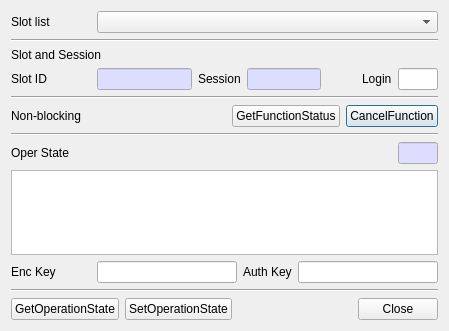
This is CryptokiMan/oper_state_dlg.ui in jykim74/CryptokiMan as Qt 5 draws it before an edit. The edited form follows.
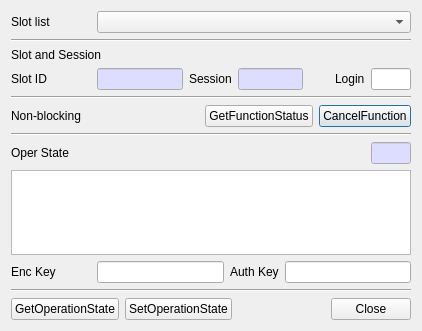
This is the edited form.

Commit message: UI 개선

What changed in the file:
```diff
--- a/CryptokiMan/oper_state_dlg.ui
+++ b/CryptokiMan/oper_state_dlg.ui
@@ -6,7 +6,7 @@
    <rect>
     <x>0</x>
     <y>0</y>
-    <width>449</width>
+    <width>418</width>
     <height>331</height>
    </rect>
   </property>
@@ -941,6 +941,12 @@
    </item>
    <item>
     <widget class="QPlainTextEdit" name="mOperationStateText">
+     <property name="minimumSize">
+      <size>
+       <width>400</width>
+       <height>0</height>
+      </size>
+     </property>
      <property name="font">
       <font/>
      </property>
```
The commit also changes 6 other files.
